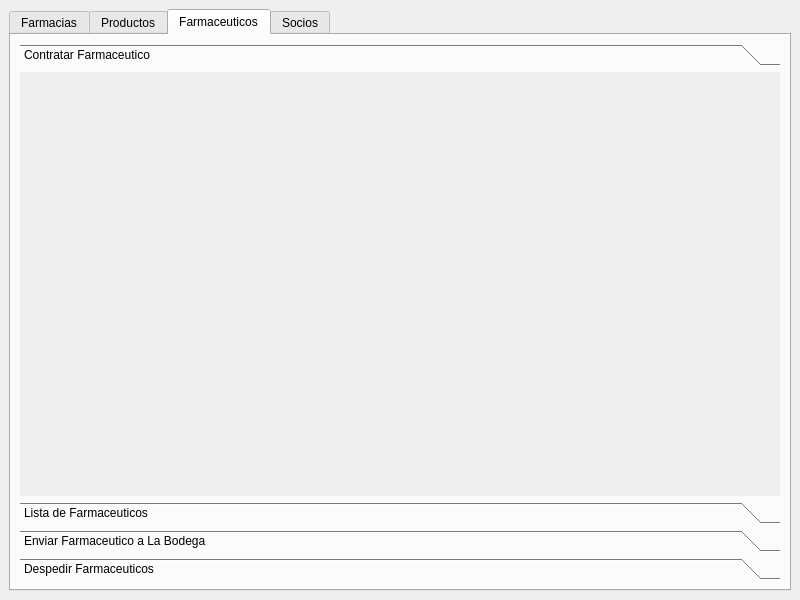
This is ui/Farmacia.ui in mendoza/improved-spork as Qt 5 draws it before an edit. The edited form follows.
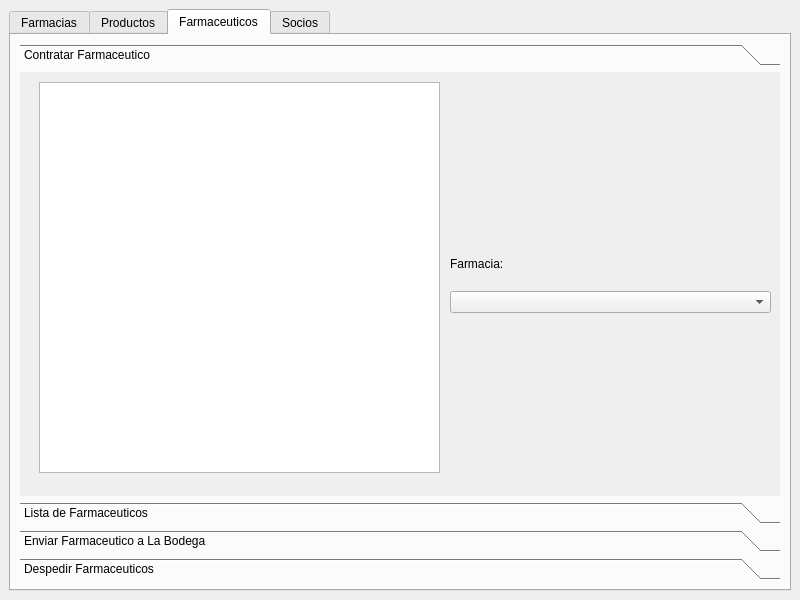
This is the edited form. The open tabs and pages were chosen to show the change. Icons and pictures are not drawn.

Commit message: aqui esta michell

The edit to the form file:
```diff
--- a/ui/Farmacia.ui
+++ b/ui/Farmacia.ui
@@ -376,9 +376,54 @@
            <number>0</number>
           </property>
           <widget class="QWidget" name="page">
+           <property name="geometry">
+            <rect>
+             <x>0</x>
+             <y>0</y>
+             <width>98</width>
+             <height>28</height>
+            </rect>
+           </property>
            <attribute name="label">
             <string>Contratar Farmaceutico</string>
            </attribute>
+           <widget class="QWidget" name="verticalLayoutWidget_15">
+            <property name="geometry">
+             <rect>
+              <x>19</x>
+              <y>10</y>
+              <width>401</width>
+              <height>391</height>
+             </rect>
+            </property>
+            <layout class="QVBoxLayout" name="verticalLayout_21">
+             <item>
+              <widget class="QListView" name="contrafarm_list"/>
+             </item>
+            </layout>
+           </widget>
+           <widget class="QWidget" name="verticalLayoutWidget_16">
+            <property name="geometry">
+             <rect>
+              <x>430</x>
+              <y>170</y>
+              <width>321</width>
+              <height>71</height>
+             </rect>
+            </property>
+            <layout class="QVBoxLayout" name="verticalLayout_22">
+             <item>
+              <widget class="QLabel" name="label_13">
+               <property name="text">
+                <string>Farmacia:</string>
+               </property>
+              </widget>
+             </item>
+             <item>
+              <widget class="QComboBox" name="contrafarm_cb"/>
+             </item>
+            </layout>
+           </widget>
           </widget>
           <widget class="QWidget" name="page_8">
            <property name="geometry">
```
Left out of the diff: 46 changed lines with no effect on the pictures. The commit also changes 1 other file.
